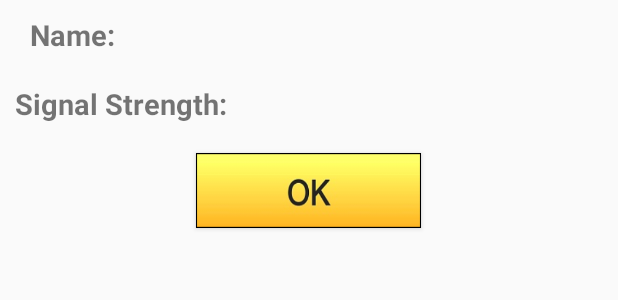
After one commit to TrongNC/VeryFinalWifiDemo, an Android app: the layout wifi_custom_dialog.xml on its own in the app's theme, with its tools: preview values and no code run, on a phone screen of 412 x 824 dp. The commit adds this screen. Shown: the top 300 px of the screen. Run offline under Robolectric (Android 15) with nearby library versions, the phone set to English and light mode, and no system bars.

Commit message:
27/10/2020: update UI & function

```diff
--- a/app/src/main/java/com/example/wifisimpleapplication/MainActivity.java
+++ b/app/src/main/java/com/example/wifisimpleapplication/MainActivity.java
@@ -64,7 +64,6 @@ public class MainActivity extends AppCompatActivity {
         wifiReceiver = new WifiBroadcastReceiver();
         registerReceiver(wifiReceiver, new IntentFilter(WifiManager.SCAN_RESULTS_AVAILABLE_ACTION));
     }
-
 
     @Override
     protected void onStop()  {
@@ -158,7 +157,7 @@ public class MainActivity extends AppCompatActivity {
                 rvScanList.setLayoutManager(new LinearLayoutManager(MainActivity.this));
 
             }  else {
-                Toast.makeText(MainActivity.this, "Can't find any Wifi: " , Toast.LENGTH_LONG).show();
+                Toast.makeText(MainActivity.this, "Can't find any Wifi " , Toast.LENGTH_LONG).show();
             }
 
         }
--- /dev/null
+++ b/app/src/main/res/drawable/btnok_click.xml
@@ -0,0 +1,14 @@
+<?xml version="1.0" encoding="utf-8"?>
+<selector xmlns:android="http://schemas.android.com/apk/res/android">
+    <item
+        android:state_focused="true"
+        android:state_pressed="true"
+        android:drawable="@drawable/ok_button" />
+
+    <item
+        android:state_focused="false"
+        android:state_pressed="true"
+        android:drawable="@drawable/ok_button_onclick" />
+
+    <item android:drawable="@drawable/ok_button" />
+</selector>
--- /dev/null
+++ b/app/src/main/res/layout/wifi_custom_dialog.xml
@@ -0,0 +1,57 @@
+<?xml version="1.0" encoding="utf-8"?>
+<RelativeLayout xmlns:android="http://schemas.android.com/apk/res/android"
+    android:layout_width="match_parent"
+    android:layout_height="match_parent"
+    android:padding="10dp"
+>
+    <TextView
+        android:id="@+id/tvName"
+        android:layout_width="wrap_content"
+        android:layout_height="wrap_content"
+        android:paddingLeft="10dp"
+        android:text="@string/tvName"
+        android:textSize="19sp"
+        android:textStyle="bold" />
+
+    <TextView
+        android:id="@+id/tvWifiNameDetail"
+        android:layout_width="match_parent"
+        android:layout_height="wrap_content"
+        android:layout_toRightOf="@+id/tvName"
+        android:layout_toEndOf="@+id/tvName"
+        android:gravity="center"
+        android:textSize="19sp" />
+
+    <TextView
+        android:id="@+id/tvSignal"
+        android:layout_width="wrap_content"
+        android:layout_height="wrap_content"
+        android:layout_below="@id/tvName"
+        android:layout_marginTop="20dp"
+        android:text="@string/tvSignal"
+        android:textSize="19sp"
+        android:textStyle="bold" />
+
+    <TextView
+        android:id="@+id/tvWifiSignalDetail"
+        android:layout_width="match_parent"
+        android:layout_height="wrap_content"
+        android:layout_marginLeft="1dp"
+        android:layout_toRightOf="@+id/tvSignal"
+        android:layout_toEndOf="@+id/tvSignal"
+        android:layout_below="@+id/tvWifiNameDetail"
+        android:layout_marginTop="20dp"
+        android:gravity="center"
+        android:textSize="19sp" />
+
+    <Button
+        android:id="@+id/btnok"
+        android:layout_width="150dp"
+        android:layout_height="50dp"
+        android:layout_below="@id/tvSignal"
+        android:layout_centerHorizontal="true"
+        android:layout_marginTop="20dp"
+        android:background="@drawable/btnok_click"
+        android:gravity="center_vertical|center_horizontal" />
+
+</RelativeLayout>
--- a/app/src/main/res/values/strings.xml
+++ b/app/src/main/res/values/strings.xml
@@ -13,4 +13,7 @@
     </string>
     <string name="arlertOK">OK
     </string>
+    <string name="tvName">Name: </string>
+    <string name="tvSignal">Signal Strength: </string>
+    <string name="btnOK">OK</string>
 </resources>
```
Also changed, not shown: app/src/main/java/com/example/wifisimpleapplication/MyAdapter.java (+50 -16 lines), app/src/main/res/drawable/ok_button.png (added), app/src/main/res/drawable/ok_button_onclick.png (added), app/src/main/res/drawable/red_border.png (added).
